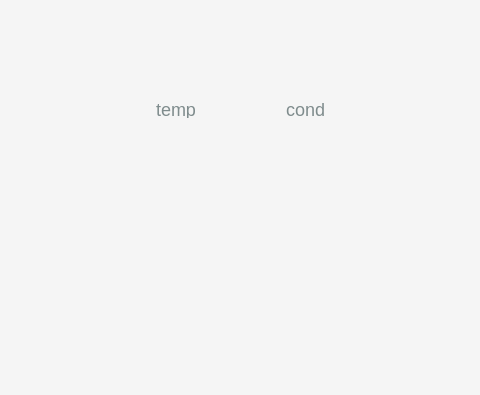
Qt form mainwindow.ui (robertsolorzano/zen-weather) before a commit; both pictures show x 144 to 624 and y 0 to 395 of the 779 by 395 pixel window.
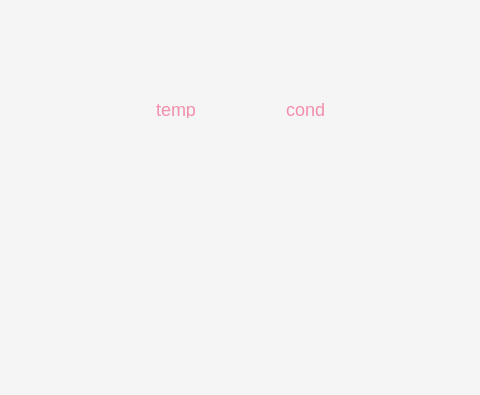
The same form after that commit.

Commit message: created script out of repo to modify all svgs color to match bg theme

Patch:
```diff
--- a/mainwindow.ui
+++ b/mainwindow.ui
@@ -25,26 +25,14 @@
     background: #ffffff;
 }
 
-QPushButton {
-    background-color: #8e44ad;
-    color: #ffffff;
-    border: none;
-    border-radius: 10px;
-    padding: 5px 15px;
-}
-
-QPushButton:hover {
-    background-color: #732d91; 
-}
-
 QLabel#temperatureLabel {
     font-size: 18px;
-    color: #7f8c8d;
+    color: #f28fac;
 }
 
 QLabel#descriptionLabel {
     font-size: 18px;
-    color: #7f8c8d; 
+    color: #f28fac; 
 }
 </string>
   </property>
```
The commit also changes 17 other files.
